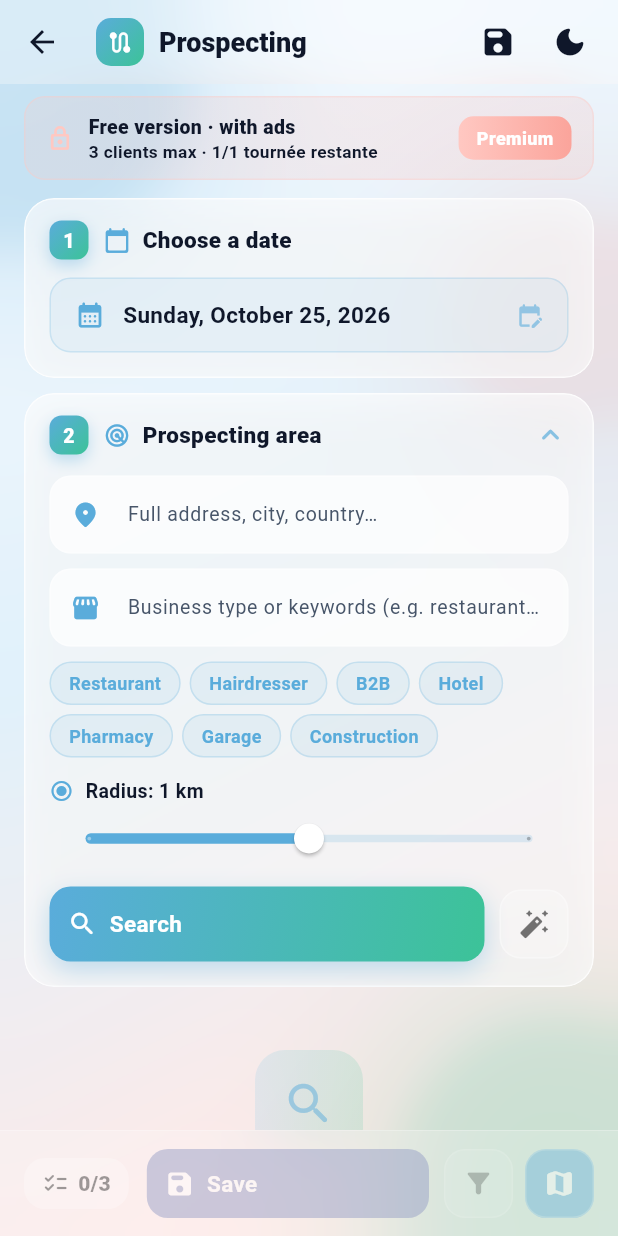
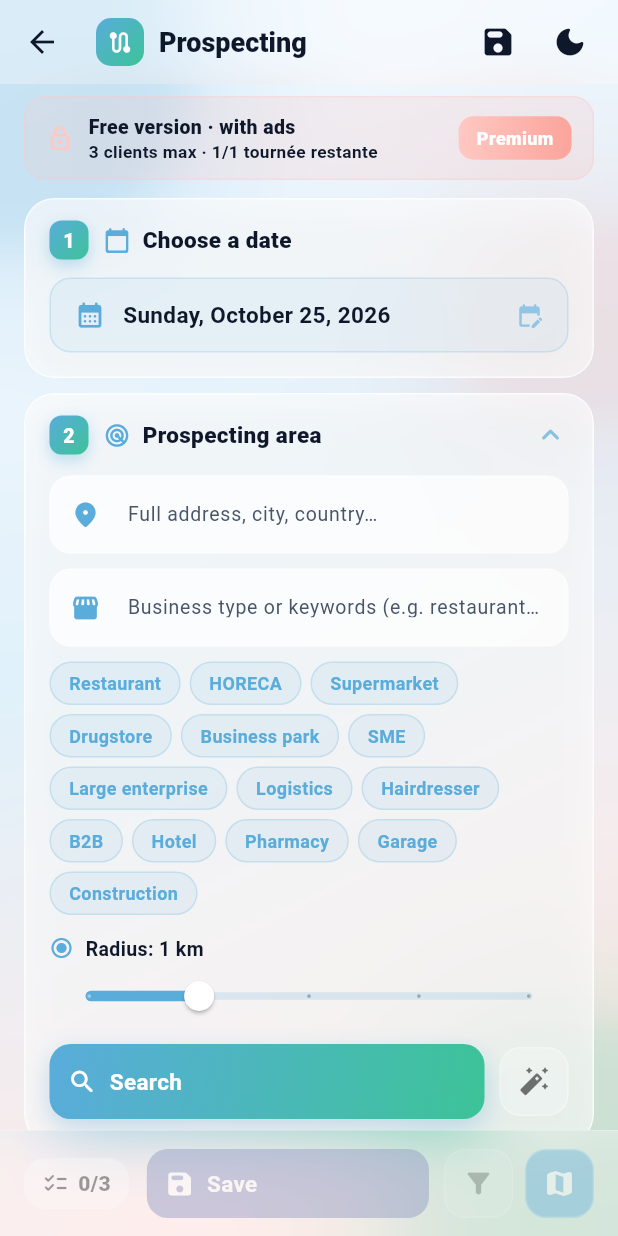
Before and after one commit to usasin/monprojet, a Flutter app: the SelectProspectsPage screen opened by its route, on a phone screen of 412 x 824 dp. Run offline on Flutter 3.47's test engine with Material 3 defaults, Android fonts, the phone set to English and light mode, and no system bars; drawn by our look-alikes of auto_size_text; our stand-ins replace cloud_firestore, cloud_functions, easy_localization, firebase_auth, firebase_core, firebase_messaging and 11 more; accounts and stored records are empty.

Commit message:
Add worldwide commercial sector chips and 500m–10km address-based prospecting with one-click routing unchanged

```diff
--- a/lib/pages/select_prospects_page.dart
+++ b/lib/pages/select_prospects_page.dart
@@ -109,9 +109,18 @@ class _SelectProspectsPageState extends State<SelectProspectsPage>
   bool              _showOnlyChosen  = false;
 
   // ── Recherche OSM
+  // Presets pour prospection de proximite ou grands comptes.
+  static const List<int> _radiiMeters = [500, 1000, 2000, 5000, 10000];
   int  _radiusIndex  = 1;
   static const List<String> _quickKeywordsFr = [
     'restaurant',
+    'CHR',
+    'GMS',
+    'parapharmacie',
+    'zone d’activités',
+    'TPE/PME',
+    'grands comptes',
+    'logistique',
     'coiffeur',
     'B2B',
     'hôtel',
@@ -121,6 +130,13 @@ class _SelectProspectsPageState extends State<SelectProspectsPage>
   ];
   static const List<String> _quickKeywordsEn = [
     'restaurant',
+    'HORECA',
+    'supermarket',
+    'drugstore',
+    'business park',
+    'SME',
+    'large enterprise',
+    'logistics',
     'hairdresser',
     'B2B',
     'hotel',
@@ -483,7 +499,7 @@ class _SelectProspectsPageState extends State<SelectProspectsPage>
     final street = _streetCtrl.text.trim();
     if (street.isEmpty) return;
     final q = _categoryCtrl.text.trim();
-    final radius = _radiusIndex == 0 ? 500 : (_radiusIndex == 1 ? 1000 : 2000);
+    final radius = _radiiMeters[_radiusIndex];
     final key = '${street.toLowerCase()}|${q.toLowerCase()}|$radius';
     final now = DateTime.now();
     if (_lastSearchAt != null &&
@@ -516,6 +532,7 @@ class _SelectProspectsPageState extends State<SelectProspectsPage>
         query: q,
         radiusMeters: radius,
         languageCode: languageCode,
+        countryCode: geo.countryCode,
       );
       if (!mounted || token != _fetchToken) return;
 
@@ -1459,7 +1476,7 @@ class _SearchSection extends StatelessWidget {
 
   @override
   Widget build(BuildContext context) {
-    final radiusLabels = ['500 m', '1 km', '2 km'];
+    final radiusLabels = ['500 m', '1 km', '2 km', '5 km', '10 km'];
     return Padding(
       padding: const EdgeInsets.only(top: 14),
       child: Column(
@@ -1529,7 +1546,7 @@ class _SearchSection extends StatelessWidget {
               overlayColor: _Palette.indigo.withOpacity(0.15),
             ),
             child: Slider(
-              value: radiusIndex.toDouble(), min: 0, max: 2, divisions: 2,
+              value: radiusIndex.toDouble(), min: 0, max: 4, divisions: 4,
               label: radiusLabels[radiusIndex],
               onChanged: (v) => onRadiusChanged(v.round()),
             ),
```
